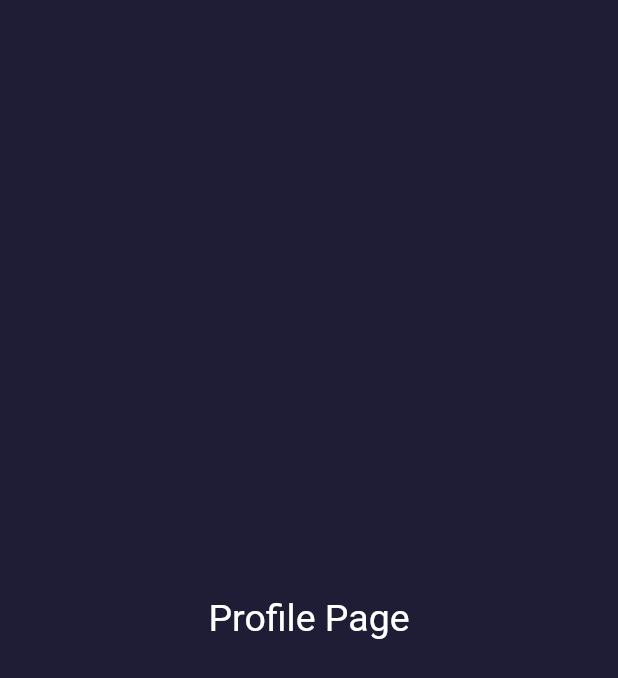
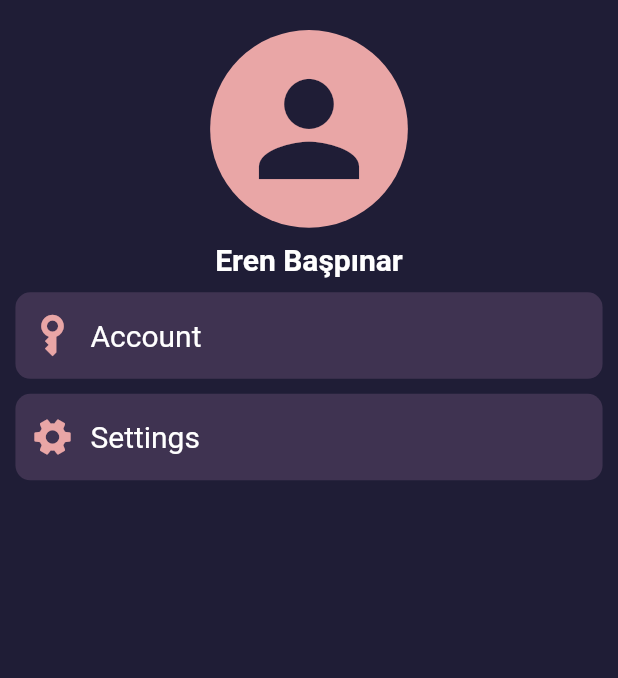
Before and after one commit to emirhannerdogan/FaceApp, a Flutter app: the ProfilePage screen opened directly, on a phone screen of 412 x 824 dp. Shown: the top 678 px of the screen. Run offline on Flutter 3.47's test engine with Material 2 defaults, Android fonts, the phone set to English and light mode, and no system bars; our stand-ins replace curved_navigation_bar, firebase_auth, firebase_core, rive; accounts and stored records are empty.

Commit message:
Profile page UI and home page edits

```diff
--- /dev/null
+++ b/Project Files/lib/Components/profile_page_box.dart
@@ -0,0 +1,50 @@
+import 'package:flutter/cupertino.dart';
+import 'package:flutter/material.dart';
+
+class ProfilePageBox extends StatelessWidget{
+
+  final IconData icon;
+  final String text;
+
+  const ProfilePageBox({super.key, required this.icon, required this.text});
+
+  @override
+  Widget build(BuildContext context) {
+    final screenSize = MediaQuery.of(context).size;
+
+    return GestureDetector(
+      onTap: (){
+        // TODO: Click events
+      },
+      child: DecoratedBox(
+        decoration: BoxDecoration(
+            color: const Color.fromRGBO(63, 51, 81, 1),
+            borderRadius: BorderRadius.circular(10)
+        ),
+        child: SizedBox(
+            width: screenSize.width * 0.95,
+            height: screenSize.height * 0.07,
+            child: Row(
+              children: [
+                SizedBox(width: 10,),
+                Transform.rotate(
+                  angle: 90 * 3.1415926535897932 / 180,
+                  child: Icon(
+                    icon,
+                    size: 30,
+                    color: Color.fromRGBO(233, 166, 166, 1),
+                  ),
+                ),
+                SizedBox(width: 10,),
+                Text(
+                    text,
+                    style: const TextStyle(
+                        fontSize: 20,
+                        color: Colors.white)
+                ),
+              ],
+            )),
+      ),
+    );
+  }
+}
--- a/Project Files/lib/Pages/Home/profile_page.dart
+++ b/Project Files/lib/Pages/Home/profile_page.dart
@@ -1,4 +1,6 @@
 import 'package:flutter/material.dart';
+
+import '../../Components/profile_page_box.dart';
 
 class ProfilePage extends StatelessWidget {
   static const backgroundColor = Color.fromRGBO(31, 29, 54, 1);
@@ -7,14 +9,54 @@ class ProfilePage extends StatelessWidget {
 
   @override
   Widget build(BuildContext context) {
+
+    final screenSize = MediaQuery.of(context).size;
+
     return Scaffold(
-      body: Container(
-        alignment: Alignment.center,
-        child: const Text(
-          "Profile Page",
-          style: TextStyle(color: Colors.white, fontSize: 25),
+      body: SafeArea(child: Center(
+        child: Column(
+            crossAxisAlignment: CrossAxisAlignment.center,
+            mainAxisAlignment: MainAxisAlignment.start,
+            children: [
+              const SizedBox(
+                height: 20,
+              ),
+              CircleAvatar(
+                radius: screenSize.height * 0.08,
+                backgroundColor: Color.fromRGBO(233, 166, 166, 1),
+                child: const Icon(
+                    Icons.person,
+                    size: 100,
+                    color: Color.fromRGBO(31, 29, 54, 1),
+                ),
+              ),
+              const SizedBox(
+                height: 10,
+              ),
+              const Text(
+                "Eren Başpınar",
+                style: TextStyle(
+                    color: Colors.white,
+                    fontSize: 20,
+                    fontWeight: FontWeight.bold,
+                ),
+              ),
+              const SizedBox(
+                height: 10,
+              ),
+              const ProfilePageBox(
+                  icon: Icons.key,
+                  text: "Account"
+              ),
+              SizedBox(height: 10,),
+              const ProfilePageBox(
+                  icon: Icons.settings,
+                  text: "Settings"
+              ),
+
+            ]
         ),
-      ),
+      ),),
       backgroundColor: backgroundColor,
     );
   }
```
Also changed, not shown: Project Files/lib/Components/home_page_message_box.dart (+8 -2 lines), Project Files/lib/Pages/Home/home_page.dart (+76 -1 lines).
